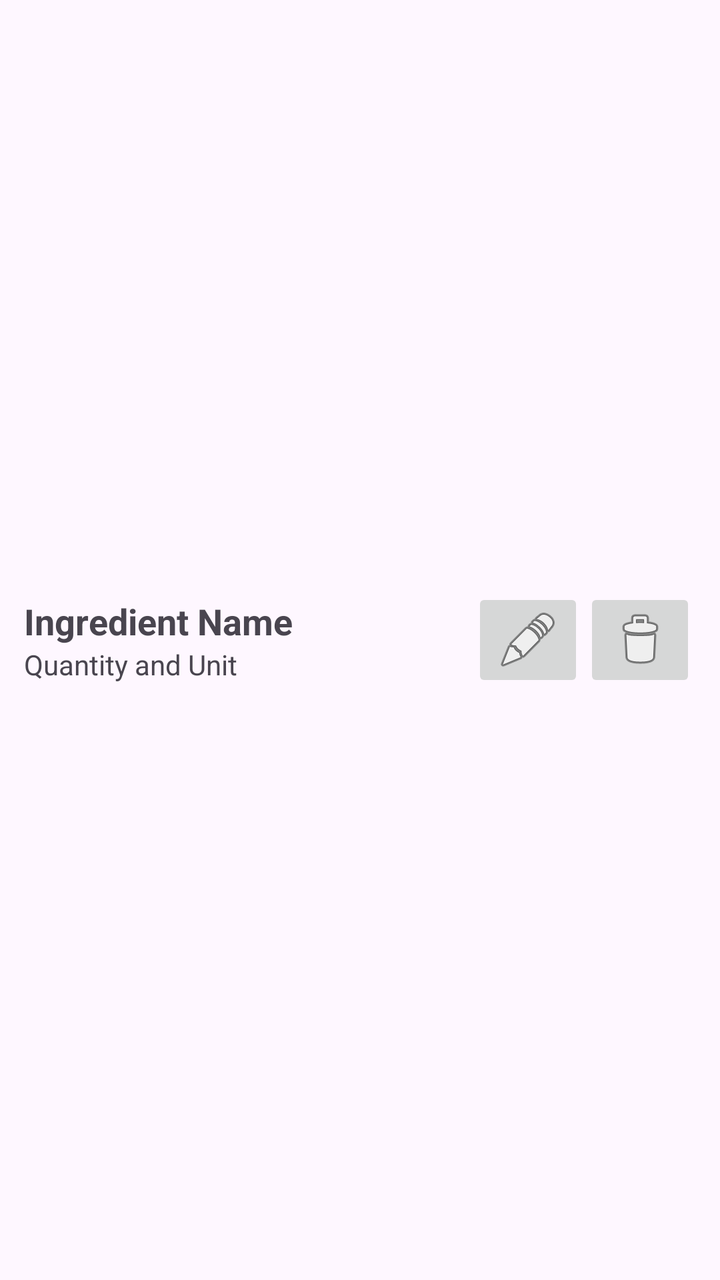
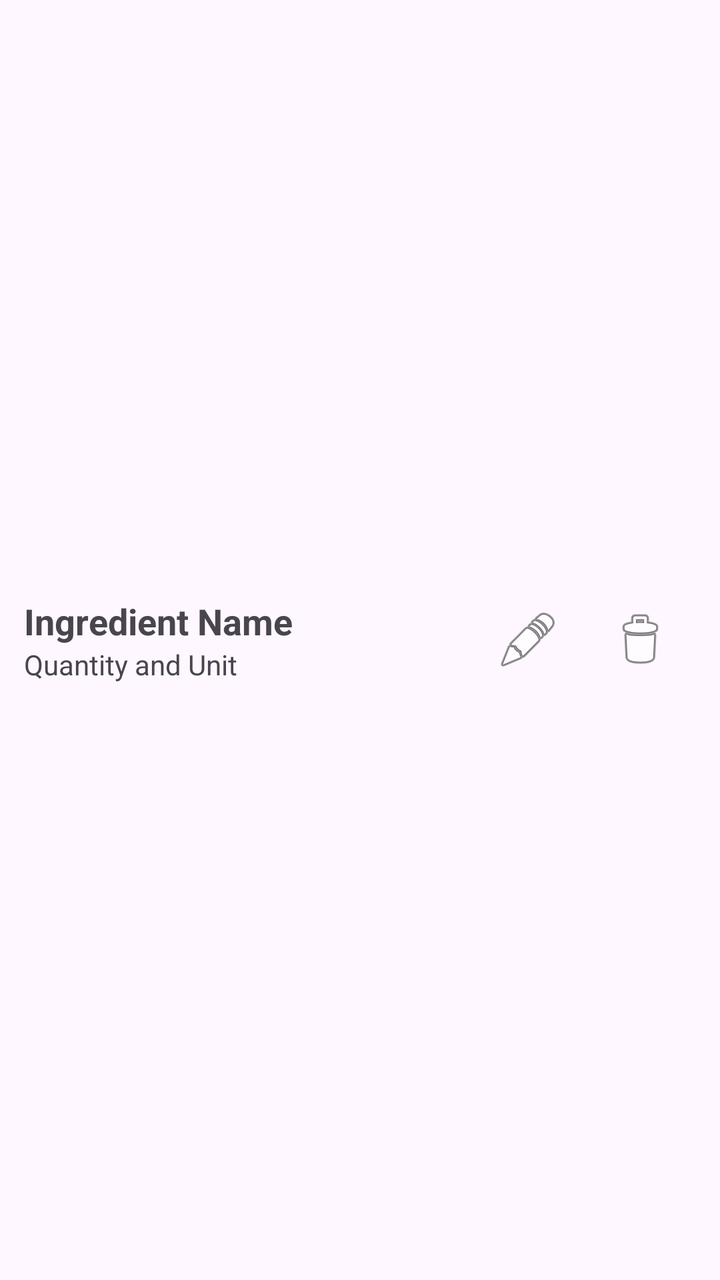

Compare the two renders of this Android layout. The source of the first and the diff that turns it into the second are given below.
<!-- AndroidManifest.xml: application theme Theme.SmartPantryManager -->
<!-- res/layout/item_ingredient.xml -->
<?xml version="1.0" encoding="utf-8"?>
<LinearLayout xmlns:android="http://schemas.android.com/apk/res/android"
    android:layout_width="match_parent"
    android:layout_height="wrap_content"
    android:orientation="horizontal"
    android:padding="12dp"
    android:gravity="center_vertical">

    <LinearLayout
        android:layout_width="0dp"
        android:layout_height="wrap_content"
        android:layout_weight="1"
        android:orientation="vertical">

        <TextView
            android:id="@+id/tvIngredientName"
            android:layout_width="wrap_content"
            android:layout_height="wrap_content"
            android:text="Ingredient Name"
            android:textSize="18sp"
            android:textStyle="bold" />

        <TextView
            android:id="@+id/tvIngredientDetails"
            android:layout_width="wrap_content"
            android:layout_height="wrap_content"
            android:text="Quantity and Unit"
            android:textSize="14sp" />

    </LinearLayout>

    <ImageButton
        android:id="@+id/btnEditIngredient"
        android:layout_width="wrap_content"
        android:layout_height="wrap_content"
        android:src="@android:drawable/ic_menu_edit"
        android:contentDescription="Edit ingredient" />

    <ImageButton
        android:id="@+id/btnDeleteIngredient"
        android:layout_width="wrap_content"
        android:layout_height="wrap_content"
        android:src="@android:drawable/ic_menu_delete"
        android:contentDescription="Delete ingredient" />

</LinearLayout>
<!-- resources referenced by this layout -->
<resources>
  <style name="Theme.SmartPantryManager" parent="Base.Theme.SmartPantryManager" />
  <style name="Base.Theme.SmartPantryManager" parent="Theme.Material3.DayNight.NoActionBar">
          
          
      </style>
</resources>

<!-- the commit's change to res/layout/item_ingredient.xml (unified diff, before → after) -->
@@ -31,16 +31,24 @@
 
     <ImageButton
         android:id="@+id/btnEditIngredient"
-        android:layout_width="wrap_content"
-        android:layout_height="wrap_content"
+        android:layout_width="56dp"
+        android:layout_height="56dp"
+        android:padding="12dp"
+        android:background="?attr/selectableItemBackgroundBorderless"
         android:src="@android:drawable/ic_menu_edit"
-        android:contentDescription="Edit ingredient" />
+        android:contentDescription="Edit ingredient"
+        android:clickable="true"
+        android:focusable="true" />
 
     <ImageButton
         android:id="@+id/btnDeleteIngredient"
-        android:layout_width="wrap_content"
-        android:layout_height="wrap_content"
+        android:layout_width="56dp"
+        android:layout_height="56dp"
+        android:padding="12dp"
+        android:background="?attr/selectableItemBackgroundBorderless"
         android:src="@android:drawable/ic_menu_delete"
-        android:contentDescription="Delete ingredient" />
+        android:contentDescription="Delete ingredient"
+        android:clickable="true"
+        android:focusable="true" />
 
 </LinearLayout>
